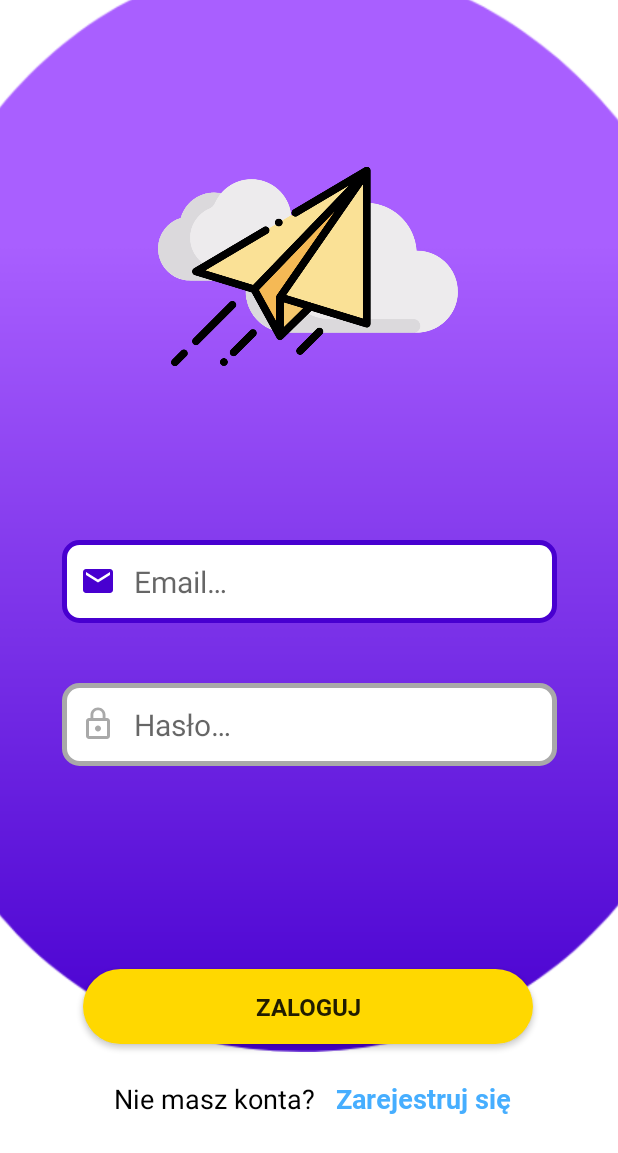
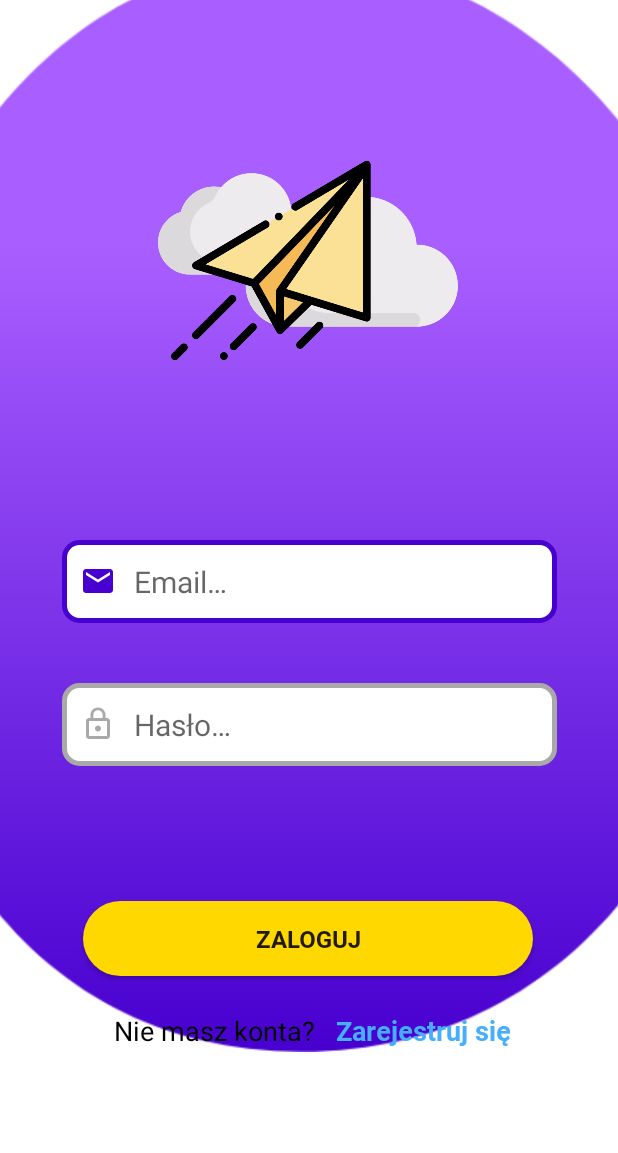
Before and after one commit to marcinsitkiewicz/Trip-planner-Android-app, an Android app: the LoginActivity screen opened directly, with no data from a screen before it, on a phone screen of 412 x 824 dp. Shown: the top 1153 px of the screen. Run offline under Robolectric (Android 15) with nearby library versions, the phone set to English and light mode, and no system bars; our stand-ins replace Firebase (no records; nobody signed in at launch, a user with empty details on screens opened directly).

Commit message:
fixed constraint bug

```diff
--- a/app/src/main/res/layout/login_screen_activity.xml
+++ b/app/src/main/res/layout/login_screen_activity.xml
@@ -37,9 +37,8 @@
         app:layout_constraintEnd_toEndOf="parent"
         app:layout_constraintHorizontal_bias="0.495"
         app:layout_constraintStart_toStartOf="parent"
-        app:layout_constraintTop_toTopOf="parent"
-        app:layout_constraintVertical_bias="0.835"
-        />
+        app:layout_constraintTop_toBottomOf="@+id/field_password"
+        app:layout_constraintVertical_bias="0.341" />
 
     <ImageView
         android:id="@+id/imageView4"
@@ -62,11 +61,11 @@
         android:background="@drawable/custom_input_login"
         android:drawableStart="@drawable/custom_email_icon"
         android:drawablePadding="12dp"
-        android:paddingStart="12dp"
-        android:paddingEnd="12dp"
         android:ems="10"
         android:hint="@string/email_address"
         android:inputType="textEmailAddress"
+        android:paddingStart="12dp"
+        android:paddingEnd="12dp"
         android:textSize="20sp"
         app:layout_constraintEnd_toEndOf="parent"
         app:layout_constraintStart_toStartOf="parent"
--- a/app/src/main/res/layout/register_screen_activity.xml
+++ b/app/src/main/res/layout/register_screen_activity.xml
@@ -37,9 +37,8 @@
         app:layout_constraintEnd_toEndOf="parent"
         app:layout_constraintHorizontal_bias="0.495"
         app:layout_constraintStart_toStartOf="parent"
-        app:layout_constraintTop_toTopOf="parent"
-        app:layout_constraintVertical_bias="0.835"
-        />
+        app:layout_constraintTop_toBottomOf="@+id/field_password_rpt"
+        app:layout_constraintVertical_bias="0.39" />
 
     <ImageView
         android:id="@+id/imageView4"
```
